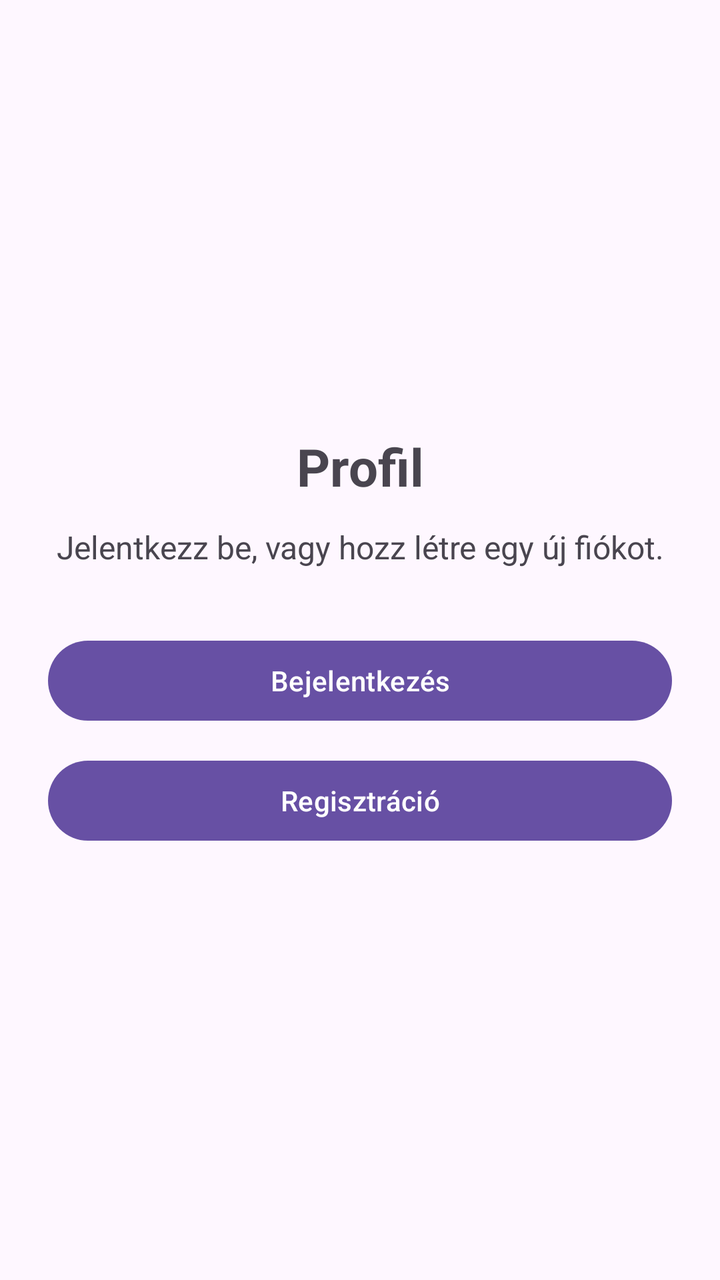
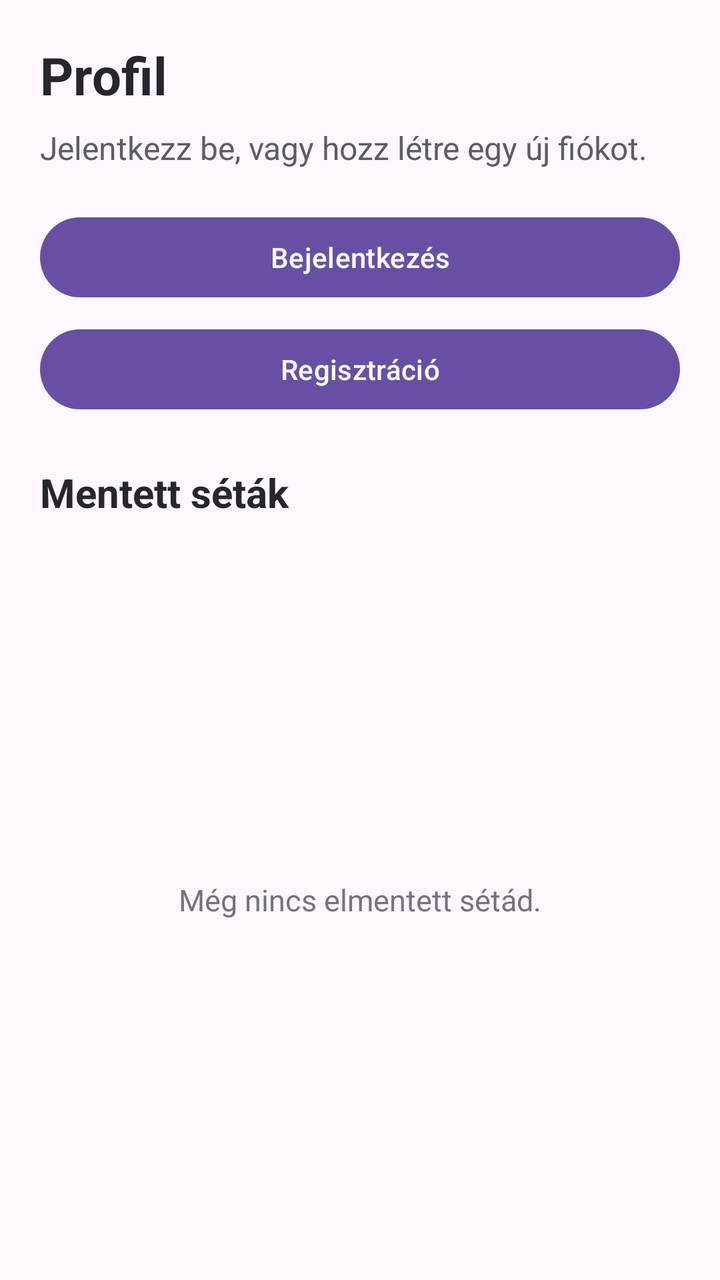

Compare the two renders of this Android layout. The source of the first and the diff that turns it into the second are given below.
<!-- AndroidManifest.xml: application theme Theme.BudapestExplorer -->
<!-- res/layout/fragment_profile.xml -->
<?xml version="1.0" encoding="utf-8"?>
<ScrollView xmlns:android="http://schemas.android.com/apk/res/android"
    xmlns:tools="http://schemas.android.com/tools"
    android:layout_width="match_parent"
    android:layout_height="match_parent"
    android:fillViewport="true"
    tools:context=".ProfileFragment">

    <LinearLayout
        android:layout_width="match_parent"
        android:layout_height="match_parent"
        android:gravity="center"
        android:orientation="vertical"
        android:padding="24dp">

        <TextView
            android:layout_width="match_parent"
            android:layout_height="wrap_content"
            android:gravity="center"
            android:text="Profil"
            android:textSize="26sp"
            android:textStyle="bold" />

        <TextView
            android:layout_width="match_parent"
            android:layout_height="wrap_content"
            android:layout_marginTop="12dp"
            android:gravity="center"
            android:text="Jelentkezz be, vagy hozz létre egy új fiókot."
            android:textSize="16sp" />

        <Button
            android:id="@+id/button_open_login"
            android:layout_width="match_parent"
            android:layout_height="wrap_content"
            android:layout_marginTop="32dp"
            android:text="Bejelentkezés" />

        <Button
            android:id="@+id/button_open_register"
            android:layout_width="match_parent"
            android:layout_height="wrap_content"
            android:layout_marginTop="12dp"
            android:text="Regisztráció" />

    </LinearLayout>

</ScrollView>
<!-- resources referenced by this layout -->
<resources>
  <style name="Theme.BudapestExplorer" parent="Base.Theme.BudapestExplorer" />
  <style name="Base.Theme.BudapestExplorer" parent="Theme.Material3.DayNight.NoActionBar">
          
          
      </style>
</resources>

<!-- the commit's change to res/layout/fragment_profile.xml (unified diff, before → after) -->
@@ -1,48 +1,95 @@
 <?xml version="1.0" encoding="utf-8"?>
-<ScrollView xmlns:android="http://schemas.android.com/apk/res/android"
+<androidx.constraintlayout.widget.ConstraintLayout
+    xmlns:android="http://schemas.android.com/apk/res/android"
+    xmlns:app="http://schemas.android.com/apk/res-auto"
     xmlns:tools="http://schemas.android.com/tools"
     android:layout_width="match_parent"
     android:layout_height="match_parent"
-    android:fillViewport="true"
+    android:paddingStart="20dp"
+    android:paddingEnd="20dp"
     tools:context=".ProfileFragment">
 
-    <LinearLayout
-        android:layout_width="match_parent"
-        android:layout_height="match_parent"
+    <TextView
+        android:id="@+id/textProfileTitle"
+        android:layout_width="0dp"
+        android:layout_height="wrap_content"
+        android:layout_marginTop="20dp"
+        android:text="Profil"
+        android:textColor="#29252F"
+        android:textSize="26sp"
+        android:textStyle="bold"
+        app:layout_constraintEnd_toEndOf="parent"
+        app:layout_constraintStart_toStartOf="parent"
+        app:layout_constraintTop_toTopOf="parent" />
+
+    <TextView
+        android:id="@+id/textProfileDescription"
+        android:layout_width="0dp"
+        android:layout_height="wrap_content"
+        android:layout_marginTop="8dp"
+        android:text="Jelentkezz be, vagy hozz létre egy új fiókot."
+        android:textColor="#5F5A66"
+        android:textSize="16sp"
+        app:layout_constraintEnd_toEndOf="parent"
+        app:layout_constraintStart_toStartOf="parent"
+        app:layout_constraintTop_toBottomOf="@id/textProfileTitle" />
+
+    <Button
+        android:id="@+id/button_open_login"
+        android:layout_width="0dp"
+        android:layout_height="wrap_content"
+        android:layout_marginTop="20dp"
+        android:text="Bejelentkezés"
+        app:layout_constraintEnd_toEndOf="parent"
+        app:layout_constraintStart_toStartOf="parent"
+        app:layout_constraintTop_toBottomOf="@id/textProfileDescription" />
+
+    <Button
+        android:id="@+id/button_open_register"
+        android:layout_width="0dp"
+        android:layout_height="wrap_content"
+        android:layout_marginTop="8dp"
+        android:text="Regisztráció"
+        app:layout_constraintEnd_toEndOf="parent"
+        app:layout_constraintStart_toStartOf="parent"
+        app:layout_constraintTop_toBottomOf="@id/button_open_login" />
+
+    <TextView
+        android:id="@+id/textSavedWalksTitle"
+        android:layout_width="0dp"
+        android:layout_height="wrap_content"
+        android:layout_marginTop="24dp"
+        android:text="Mentett séták"
+        android:textColor="#29252F"
+        android:textSize="20sp"
+        android:textStyle="bold"
+        app:layout_constraintEnd_toEndOf="parent"
+        app:layout_constraintStart_toStartOf="parent"
+        app:layout_constraintTop_toBottomOf="@id/button_open_register" />
+
+    <androidx.recyclerview.widget.RecyclerView
+        android:id="@+id/recyclerWalks"
+        android:layout_width="0dp"
+        android:layout_height="0dp"
+        android:clipToPadding="false"
+        android:paddingTop="12dp"
+        android:paddingBottom="16dp"
+        app:layout_constraintBottom_toBottomOf="parent"
+        app:layout_constraintEnd_toEndOf="parent"
+        app:layout_constraintStart_toStartOf="parent"
+        app:layout_constraintTop_toBottomOf="@id/textSavedWalksTitle" />
+
+    <TextView
+        android:id="@+id/textNoSavedWalks"
+        android:layout_width="0dp"
+        android:layout_height="0dp"
         android:gravity="center"
-        android:orientation="vertical"
-        android:padding="24dp">
+        android:text="Még nincs elmentett sétád."
+        android:textColor="#77717E"
+        android:textSize="15sp"
+        app:layout_constraintBottom_toBottomOf="@id/recyclerWalks"
+        app:layout_constraintEnd_toEndOf="@id/recyclerWalks"
+        app:layout_constraintStart_toStartOf="@id/recyclerWalks"
+        app:layout_constraintTop_toTopOf="@id/recyclerWalks" />
 
-        <TextView
-            android:layout_width="match_parent"
-            android:layout_height="wrap_content"
-            android:gravity="center"
-            android:text="Profil"
-            android:textSize="26sp"
-            android:textStyle="bold" />
-
-        <TextView
-            android:layout_width="match_parent"
-            android:layout_height="wrap_content"
-            android:layout_marginTop="12dp"
-            android:gravity="center"
-            android:text="Jelentkezz be, vagy hozz létre egy új fiókot."
-            android:textSize="16sp" />
-
-        <Button
-            android:id="@+id/button_open_login"
-            android:layout_width="match_parent"
-            android:layout_height="wrap_content"
-            android:layout_marginTop="32dp"
-            android:text="Bejelentkezés" />
-
-        <Button
-            android:id="@+id/button_open_register"
-            android:layout_width="match_parent"
-            android:layout_height="wrap_content"
-            android:layout_marginTop="12dp"
-            android:text="Regisztráció" />
-
-    </LinearLayout>
-
-</ScrollView>
+</androidx.constraintlayout.widget.ConstraintLayout>
